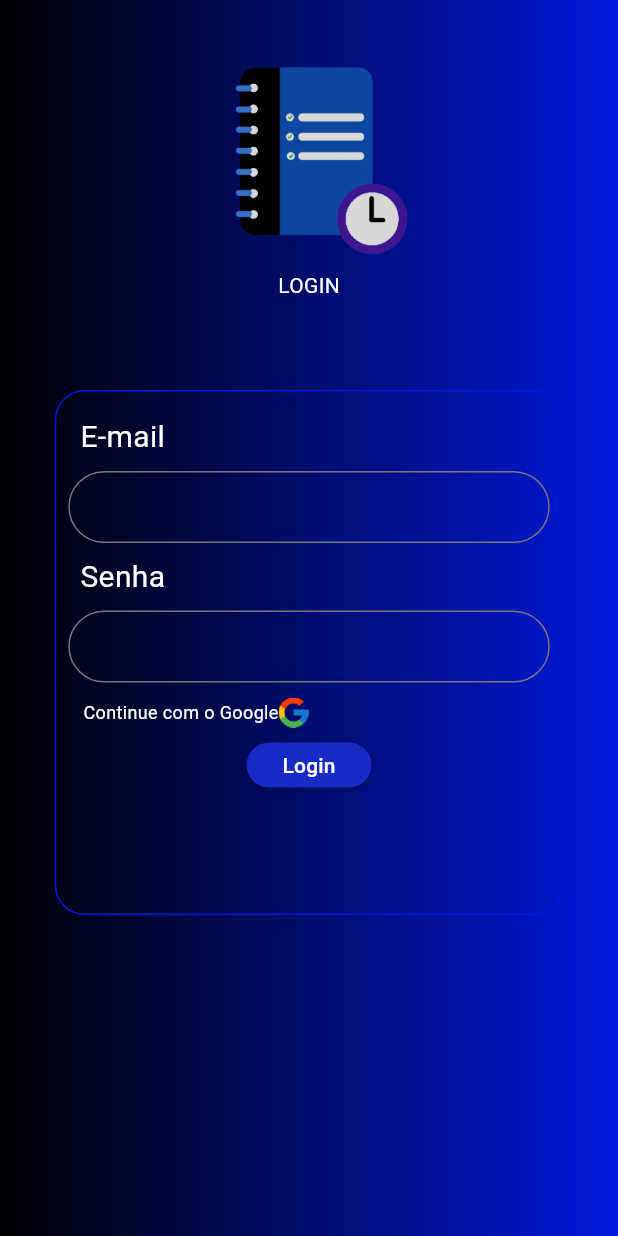
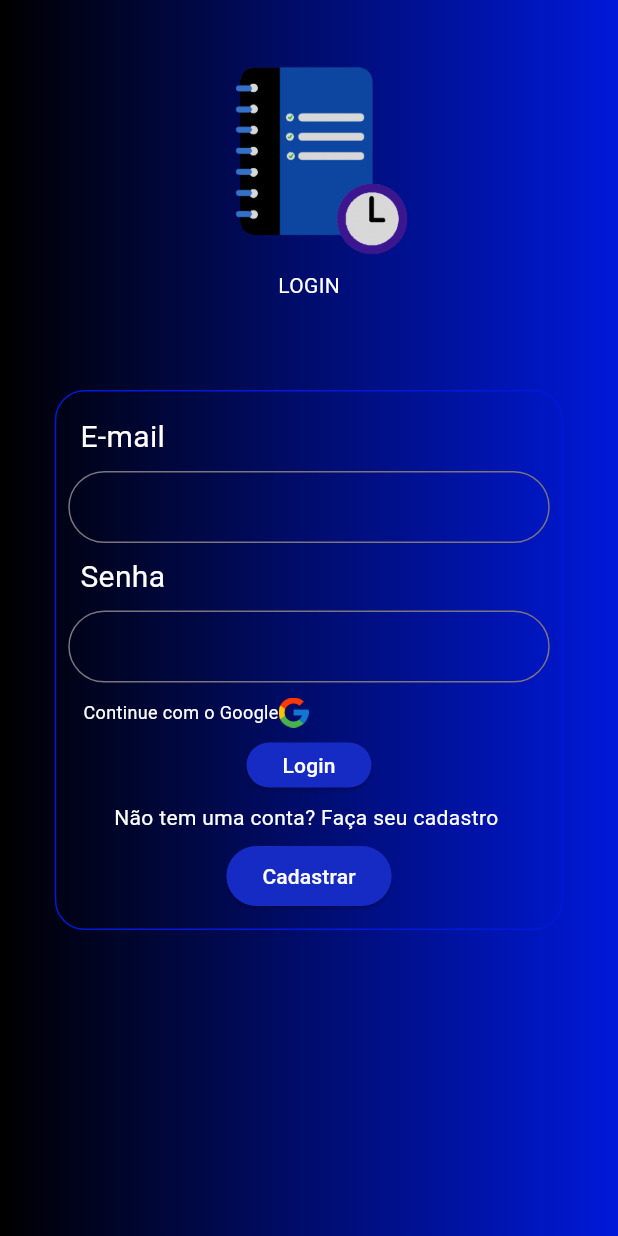
Before and after one commit to luisinhu/studyroutine, a Flutter app: the screen it shows after launch, on a phone screen of 412 x 824 dp. Run offline on Flutter 3.47's test engine with Material 3 defaults, Android fonts, the light colour scheme and no system bars.

Commit message:
modified:   lib/paginas/login.dart

```diff
--- a/lib/paginas/login.dart
+++ b/lib/paginas/login.dart
@@ -1,6 +1,7 @@
 import 'package:flutter/material.dart';
 import 'package:studyroutine/_cor/paleta.dart';
 import 'package:studyroutine/paginas/cadastro.dart';
+import 'package:studyroutine/paginas/tela_boas_vindas.dart';
 
 class Login extends StatefulWidget {
   const Login({super.key});
@@ -41,7 +42,7 @@ class _LoginState extends State<Login> {
               ),
               Container(
                 width: 339,
-                height: 350,
+                height: 360,
                 padding: const EdgeInsets.all(8.0),
                 decoration: BoxDecoration(
                   border: Border.all(
@@ -117,12 +118,33 @@ class _LoginState extends State<Login> {
                             Navigator.push(
                                 context,
                                 MaterialPageRoute(
-                                      builder: (context) => Cadastro()));
+                                    builder: (context) => TelaInicial()));
                           },
-                            child: Text(
+                          child: const Text(
                             'Login',
                             style: TextStyle(color: Colors.white),
-                            ))),
+                          ),
+                        )),
+                    SizedBox(
+                      height: 10,
+                    ),
+                    Text(
+                      'Não tem uma conta? Faça seu cadastro ',
+                      style: TextStyle(color: Colors.white),
+                    ),
+                    SizedBox(
+                      height: 5,
+                    ),
+                    ElevatedButton(
+                        style: ElevatedButton.styleFrom(
+                            backgroundColor: Color.fromARGB(255, 22, 42, 196)),
+                        onPressed: () {
+                          Navigator.push(
+                              context,
+                              MaterialPageRoute(
+                                  builder: ((context) => Cadastro())));
+                        },
+                        child: Text('Cadastrar', style: TextStyle(color: Colors.white),))
                   ],
                 ),
               )
```
Lines whose indentation alone changed are shown as unchanged.
